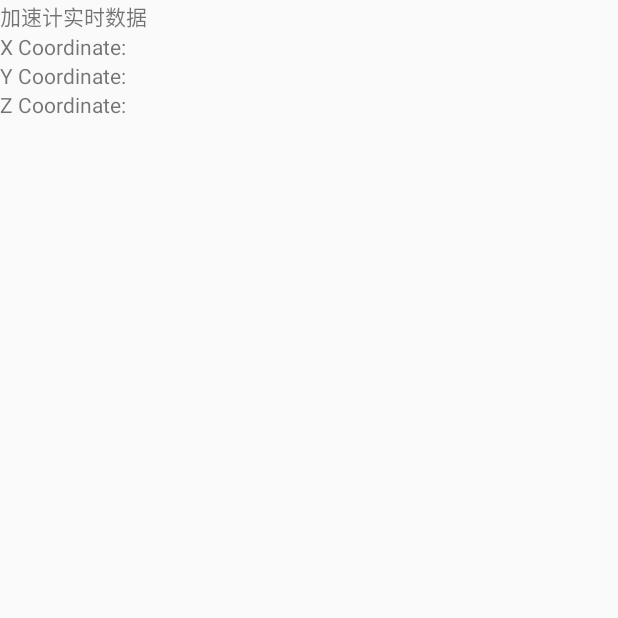
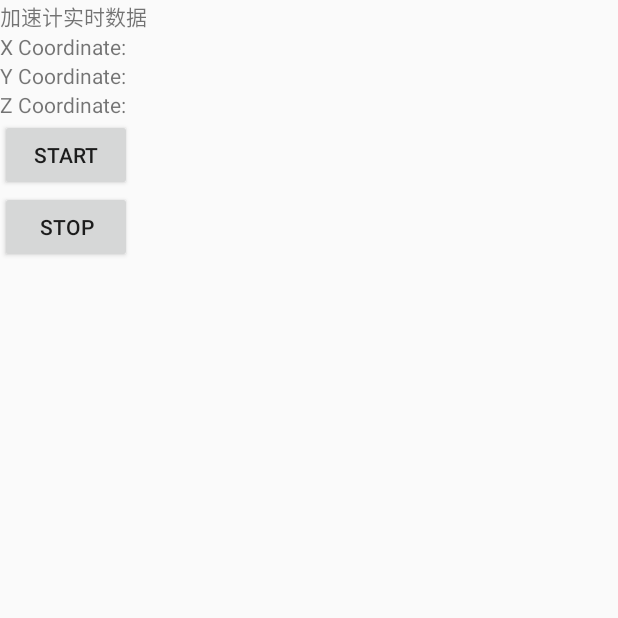
Before and after one commit to jinczhu/gyromorse, an Android app: the screen it shows after launch (MainActivity), on a phone screen of 412 x 824 dp, the top half of it. Run offline under Robolectric (Android 15) with nearby library versions, the phone set to English and light mode, and no system bars.

Commit message:
update for improving logging

```diff
--- a/gyromorse/app/src/main/java/com/jc/gyromorse/MainActivity.java
+++ b/gyromorse/app/src/main/java/com/jc/gyromorse/MainActivity.java
@@ -2,21 +2,43 @@ package com.jc.gyromorse;
 
 
 import android.app.Activity;
+import android.content.Intent;
+import android.content.pm.PackageManager;
 import android.os.Bundle;
 import android.hardware.Sensor;
 import android.hardware.SensorEvent;
 import android.hardware.SensorEventListener;
 import android.hardware.SensorManager;
+import android.os.Environment;
+import android.view.View;
 import android.widget.TextView;
 
+import java.io.Serializable;
+import java.text.DateFormat;
+import java.util.Date;
+
+import java.io.FileOutputStream;
+import java.io.File;
+import java.io.FileWriter;
+import java.io.IOException;
+import java.util.List;
 
 public class MainActivity extends Activity implements SensorEventListener{
 
     private SensorManager sensorManager;
+    FileSave mFile = null;
+
 
     TextView xCoor; // declare X axis object
     TextView yCoor; // declare Y axis object
     TextView zCoor; // declare Z axis object
+
+    private FileWriter writer;
+    private FileOutputStream output;
+
+    private List<AccelerometerClass> accelerometerDataList;
+    private AccelerometerClass accelerometerData;
+
 
     @Override
     public void onCreate(Bundle savedInstanceState) {
@@ -33,6 +55,16 @@ public class MainActivity extends Activity implements SensorEventListener{
                 sensorManager.getDefaultSensor(Sensor.TYPE_ACCELEROMETER),
                 SensorManager.SENSOR_DELAY_NORMAL);
 
+        mFile = new FileSave("morse.txt", false);
+
+
+        try {
+            File logFile = new File(Environment.getExternalStoragePublicDirectory(Environment.DIRECTORY_DOWNLOADS),"morsex.txt");
+            output = new FileOutputStream(logFile);
+            writer = new FileWriter(output.getFD());
+        }catch(Exception e){
+            e.printStackTrace();
+        }
     }
 
     // 当精度发生变化时调用
@@ -46,6 +78,9 @@ public class MainActivity extends Activity implements SensorEventListener{
         // check sensor type
         if(event.sensor.getType()==Sensor.TYPE_ACCELEROMETER){
 
+            String currentDateTimeString = DateFormat.getDateTimeInstance().format(new Date()) + ": ";
+
+
             // assign directions
             float x=event.values[0];
             float y=event.values[1];
@@ -54,6 +89,14 @@ public class MainActivity extends Activity implements SensorEventListener{
             xCoor.setText("X: "+x);
             yCoor.setText("Y: "+y);
             zCoor.setText("Z: "+z);
+
+
+            String Content = currentDateTimeString  + " " + event.values[0] + " " + event.values[1] + " " + event.values[2];
+            mFile.appendLog(Content);
+
+            long tsLong = System.currentTimeMillis()/1000;
+            recordAccelData(x, y, z, tsLong);
+
         }
     }
 
@@ -61,5 +104,29 @@ public class MainActivity extends Activity implements SensorEventListener{
     protected void onDestroy() {
         sensorManager.unregisterListener(this);
         super.onDestroy();
+
+        //mFile.flushToLog();
+
+        try {
+            writer.close();
+            output.getFD().sync();
+            output.close();
+        } catch (Exception e){
+            e.printStackTrace();
+        }
     }
+
+    public void recordAccelData(float x, float y, float z, Long tsLong){
+        String ts = tsLong.toString();
+        String accelLine = ts+", "+Float.toString(x)+", "+Float.toString(y)+", "+Float.toString(z)+"\n";
+        try {
+            writer.write(accelLine);
+            writer.flush();
+        } catch (Exception e) {
+            e.printStackTrace();
+        }
+    }
+
+
+
 }
--- a/gyromorse/app/src/main/res/layout/activity_main.xml
+++ b/gyromorse/app/src/main/res/layout/activity_main.xml
@@ -27,4 +27,25 @@
         android:layout_width="wrap_content"
         android:layout_height="wrap_content"
         />
+
+    <Button
+        android:layout_width="wrap_content"
+        android:layout_height="wrap_content"
+        android:text="Start"
+        android:id="@+id/StartBP"
+        android:onClick="startIt"
+        android:layout_alignTop="@+id/StopBP"
+        android:layout_centerHorizontal="true" />
+
+    <Button
+        android:layout_width="wrap_content"
+        android:layout_height="wrap_content"
+        android:text="Stop"
+        android:id="@+id/StopBP"
+        android:onClick="stopIt"
+        android:layout_marginBottom="124dp"
+        android:layout_alignParentBottom="true"
+        android:layout_alignParentRight="true"
+        android:layout_alignParentEnd="true" />
+
 </LinearLayout>
```
